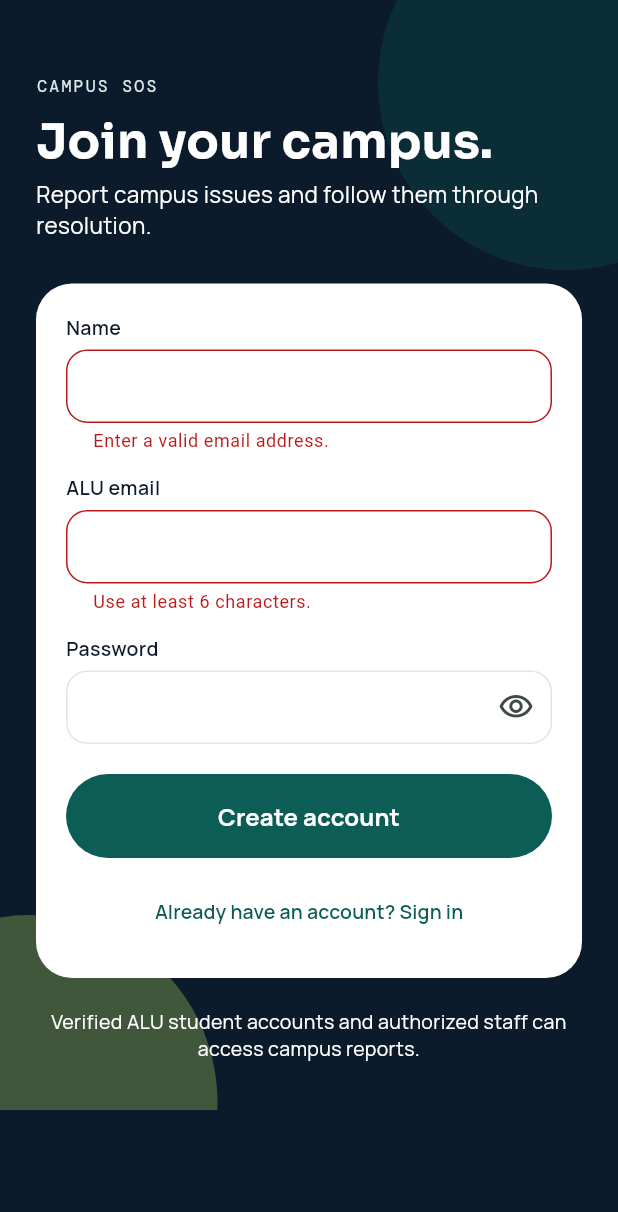
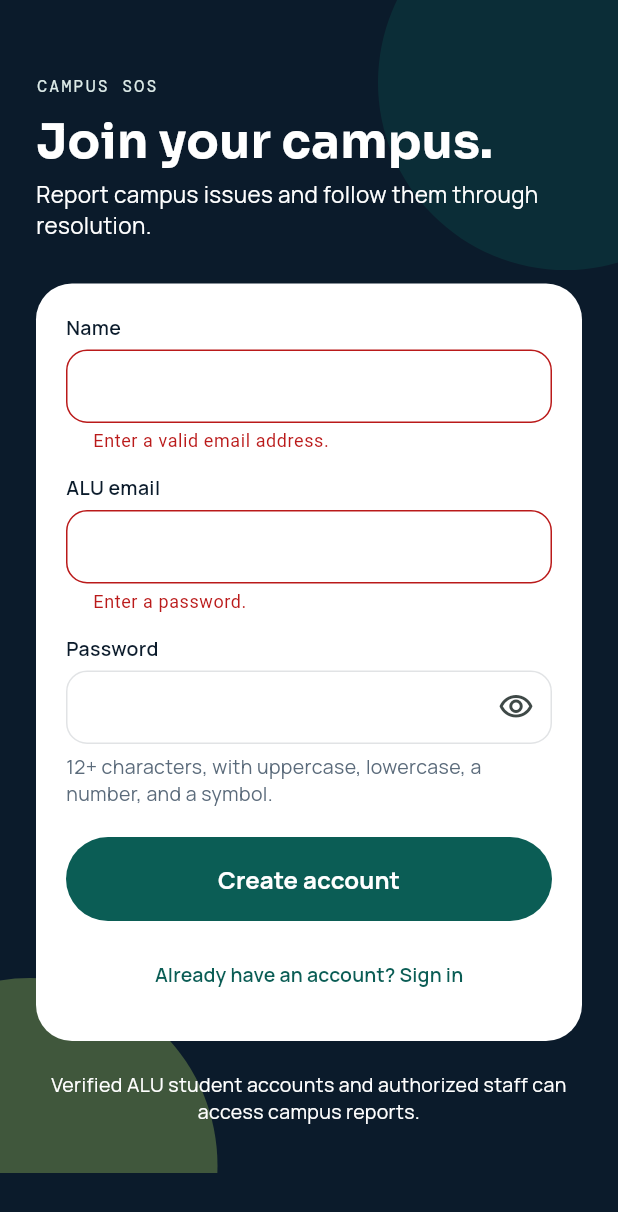
Before and after one commit to Mich-O/campus_sos, a Flutter app: the screen it shows after launch, after a tap on "Sign in", after a tap on "Create an account", on a phone screen of 412 x 824 dp. Shown: the top 1212 px of the screen. Run offline on Flutter 3.47's test engine with Material 3 defaults, Android fonts, the phone set to English and light mode, and no system bars; our stand-ins replace cloud_firestore, firebase_auth, firebase_core, flutter_riverpod, google_fonts, image_picker; accounts and stored records are empty.

Commit message:
Stricter Password Auth Policy

```diff
--- a/lib/screens/auth_screen.dart
+++ b/lib/screens/auth_screen.dart
@@ -30,10 +30,24 @@ class _AuthScreenState extends ConsumerState<AuthScreen> {
     'invalid-email' => e.message ?? 'Use your ALU student email or the approved staff account.',
     'user-not-found' || 'wrong-password' || 'invalid-credential' => 'Email or password is incorrect.',
     'email-already-in-use' => 'An account already exists for this email.',
-    'weak-password' => 'Choose a password with at least 6 characters.',
+    'weak-password' => 'Use 12 or more characters with uppercase, lowercase, a number, and a symbol.',
     'network-request-failed' => 'Could not connect. Check your internet connection.',
     _ => e.message ?? 'Sign-in failed. Please try again.',
   };
+  String? _validatePassword(String? value) {
+    if (value == null || value.isEmpty) return 'Enter a password.';
+    // Existing accounts may keep signing in with their current password.
+    if (!_registering) return null;
+    if (value.length < 12) return 'Use at least 12 characters.';
+    if (!RegExp(r'[a-z]').hasMatch(value)) return 'Add a lowercase letter.';
+    if (!RegExp(r'[A-Z]').hasMatch(value)) return 'Add an uppercase letter.';
+    if (!RegExp(r'[0-9]').hasMatch(value)) return 'Add a number.';
+    const allowedSymbols = r'''^$*.[\]{}()?"!@#%&/\,><':;|_~''';
+    if (!value.split('').any((character) => allowedSymbols.contains(character))) {
+      return 'Add a symbol such as !, @, #, or _.';
+    }
+    return null;
+  }
   @override Widget build(BuildContext context) => Scaffold(
     backgroundColor: AppColors.ink,
     body: SafeArea(child: Stack(children: [
@@ -69,7 +83,11 @@ class _AuthScreenState extends ConsumerState<AuthScreen> {
                 onFieldSubmitted: (_) => _submit(),
                 decoration: InputDecoration(suffixIcon: IconButton(tooltip: _obscure ? 'Show password' : 'Hide password',
                   onPressed: () => setState(() => _obscure = !_obscure), icon: Icon(_obscure ? Icons.visibility_outlined : Icons.visibility_off_outlined))),
-                validator: (v) => (v == null || v.length < 6) ? 'Use at least 6 characters.' : null),
+                validator: _validatePassword),
+              if (_registering) ...[
+                const SizedBox(height: 6),
+                Text('12+ characters, with uppercase, lowercase, a number, and a symbol.', style: AppText.secondary),
+              ],
               if (_error != null) ...[const SizedBox(height: 12), Text(_error!, style: AppText.secondary.copyWith(color: AppColors.error))],
               const SizedBox(height: 20),
               SizedBox(height: 56, child: FilledButton(
```
